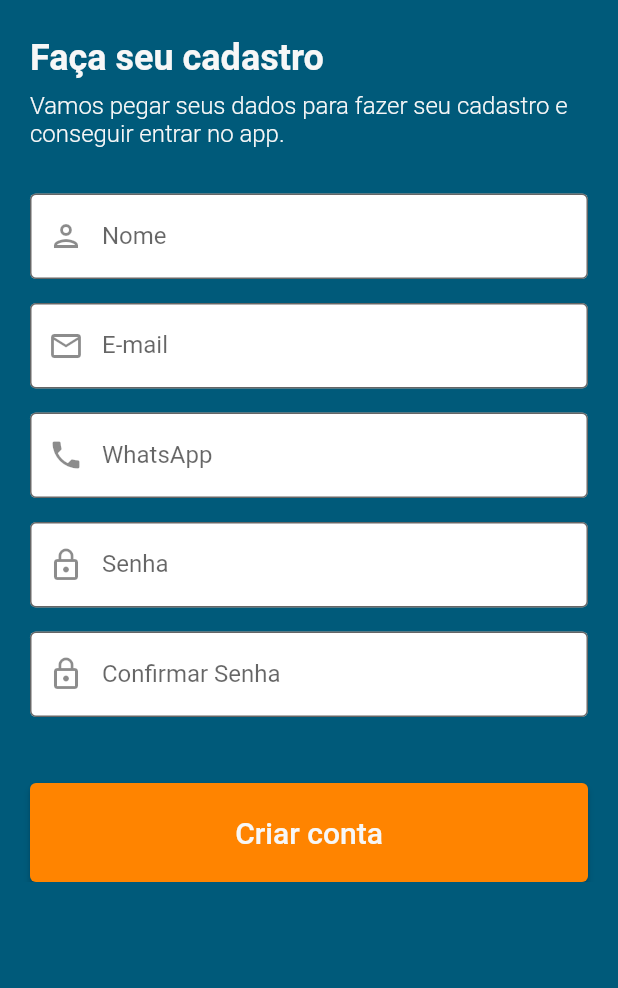
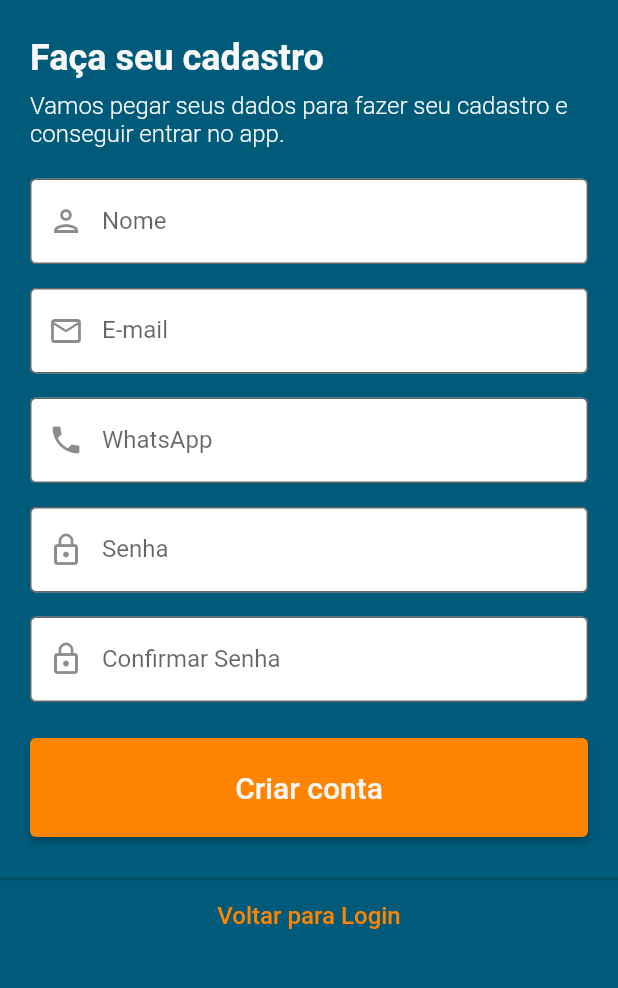
Before and after one commit to Lend-it/Front, a Flutter app: the screen it shows after launch, after a tap on "Ir para Login", on a phone screen of 412 x 824 dp, the part 184-1172 px from its top. Run offline on Flutter 3.47's test engine with Material 2 defaults, Android fonts, the phone set to English and light mode, and no system bars; our stand-ins replace flutter_svg, shared_preferences; network calls fail.

Commit message:
refactor: fga-eps-mds/2020.2-Lend.it#96 Add hyperlink to go back in register page
Co-authored-by: Mateus Maia <mateusmaiamaia@hotmail.com>

```diff
--- a/lib/view/auth/register_page.dart
+++ b/lib/view/auth/register_page.dart
@@ -1,15 +1,17 @@
 import 'package:flutter/material.dart';
 import 'package:flutter/widgets.dart';
+import 'package:front/theme/colors.dart';
+import 'package:front/view/home/home_page.dart';
 import 'package:front/widgets/base_auth_page.dart';
 import 'package:front/widgets/input.dart';
 import 'package:front/widgets/button.dart';
 
-class LoginPage extends StatefulWidget {
+class RegisterPage extends StatefulWidget {
   @override
-  _LoginPageState createState() => _LoginPageState();
+  _RegisterPageState createState() => _RegisterPageState();
 }
 
-class _LoginPageState extends State<LoginPage> {
+class _RegisterPageState extends State<RegisterPage> {
   TextEditingController _nameController;
   TextEditingController _emailController;
   TextEditingController _whatsappController;
@@ -46,38 +48,53 @@ class _LoginPageState extends State<LoginPage> {
             "Vamos pegar seus dados para fazer seu cadastro e conseguir entrar no app.",
         body: Column(
           children: [
-            Input(
+            Container(
+              padding: EdgeInsets.symmetric(horizontal: 20),
+              child: Input(
                 type: TextInputType.name,
                 controller: _nameController,
                 placeholder: 'Nome',
                 icon: Icons.person_outlined,
               ),
-            Input(
+            ),
+            Container(
+              padding: EdgeInsets.symmetric(horizontal: 20),
+              child: Input(
                 type: TextInputType.emailAddress,
                 controller: _emailController,
                 placeholder: 'E-mail',
                 icon: Icons.mail_outline,
               ),
-            Input(
+            ),
+            Container(
+              padding: EdgeInsets.symmetric(horizontal: 20),
+              child: Input(
                 type: TextInputType.phone,
                 controller: _whatsappController,
                 placeholder: 'WhatsApp',
                 icon: Icons.phone,
               ),
-            Input(
+            ),
+            Container(
+              padding: EdgeInsets.symmetric(horizontal: 20),
+              child: Input(
                 type: TextInputType.visiblePassword,
                 controller: _passwordController,
                 placeholder: 'Senha',
                 icon: Icons.lock_outline,
               ),
-            Input(
+            ),
+            Container(
+              padding: EdgeInsets.symmetric(horizontal: 20),
+              child: Input(
                 type: TextInputType.visiblePassword,
                 controller: _passwordConfirmController,
                 placeholder: 'Confirmar Senha',
                 icon: Icons.lock_outline,
               ),
+            ),
             Container(
-              margin: EdgeInsets.only(top: 20),
+              padding: EdgeInsets.symmetric(horizontal: 20),
               child: Button(
                 title: 'Criar conta',
                 onPressedHandler: () {
@@ -89,6 +106,28 @@ class _LoginPageState extends State<LoginPage> {
                   );
                 },
               ),
+            ),
+            SizedBox(height: 20),
+            Divider(
+              thickness: 2,
+            ),
+            SizedBox(height: 7),
+            Container(
+              child: GestureDetector(
+                child: Text(
+                  'Voltar para Login',
+                  style: TextStyle(
+                    fontWeight: FontWeight.w500,
+                    color: secondaryColor,
+                    fontSize: 16,
+                  ),
+                ),
+                onTap: () {
+                  Navigator.pop(
+                    context,
+                  );
+                },
+              ),
             )
           ],
         ),
--- a/lib/view/home/home_page.dart
+++ b/lib/view/home/home_page.dart
@@ -43,7 +43,7 @@ class _HomePageState extends State<HomePage> {
             onPressed: () {
               Navigator.push(
                 context,
-                MaterialPageRoute(builder: (context) => LoginPage()),
+                MaterialPageRoute(builder: (context) => RegisterPage()),
               );
             },
             child: Text('Ir para Login'),
--- a/lib/widgets/base_auth_page.dart
+++ b/lib/widgets/base_auth_page.dart
@@ -30,20 +30,21 @@ class BaseAuthPage extends StatelessWidget {
                 'assets/logo_water_mark.svg',
               ),
             ),
-            Padding(
-              padding: EdgeInsets.symmetric(horizontal: 20),
-              child: Column(
+            Column(
               mainAxisAlignment: MainAxisAlignment.start,
               crossAxisAlignment: CrossAxisAlignment.start,
               children: [
                 Container(
+                  padding: EdgeInsets.symmetric(horizontal: 20),
                   margin: EdgeInsets.only(top: 64, bottom: 25),
                   child: SvgPicture.asset(
                     'assets/logo.svg',
                     width: 150,
                   ),
                 ),
-                  Text(
+                Container(
+                  padding: EdgeInsets.symmetric(horizontal: 20),
+                  child: Text(
                     title,
                     style: TextStyle(
                       fontWeight: FontWeight.bold,
@@ -51,8 +52,11 @@ class BaseAuthPage extends StatelessWidget {
                       fontSize: 24,
                     ),
                   ),
+                ),
                 SizedBox(height: 8),
-                  Text(
+                Container(
+                  padding: EdgeInsets.symmetric(horizontal: 20),
+                  child: Text(
                     subtitle,
                     style: TextStyle(
                       fontWeight: FontWeight.w300,
@@ -60,10 +64,10 @@ class BaseAuthPage extends StatelessWidget {
                       fontSize: 16,
                     ),
                   ),
-                  SizedBox(height: 30),
+                ),
+                SizedBox(height: 20),
                 body,
               ],
-              ),
             ),
           ],
         ),
```
Lines whose indentation alone changed are shown as unchanged.
